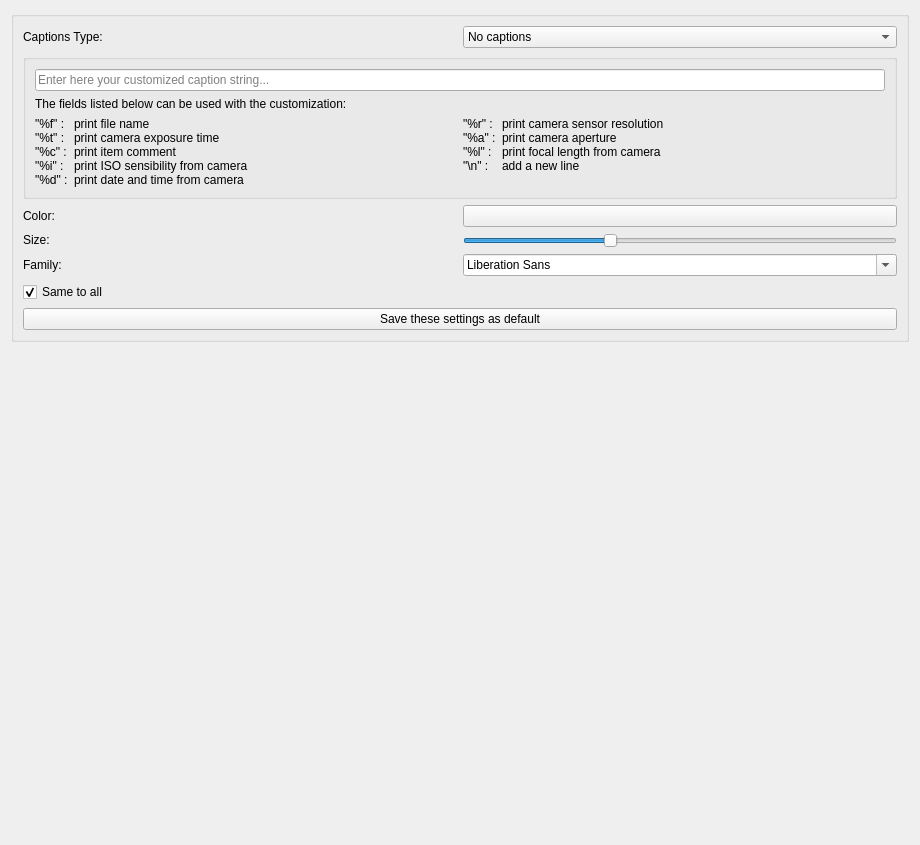
Qt form utilities/assistants/printcreator/ui/advprintcaptionpage.ui (KDE/digikam) before a commit.
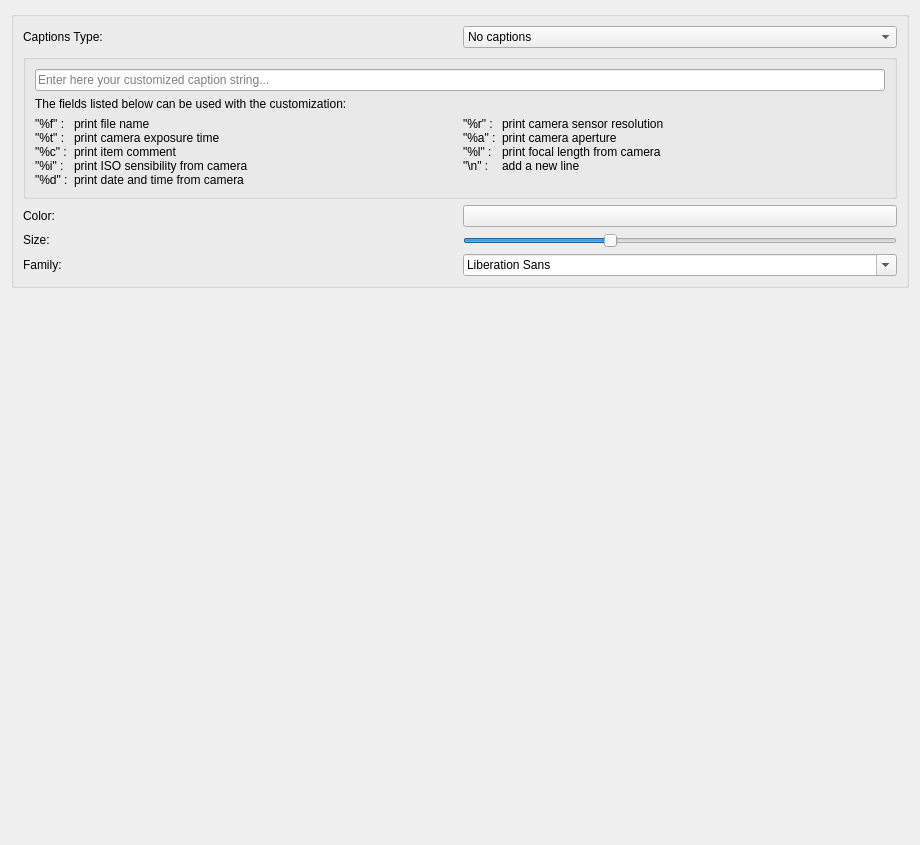
The same form after that commit. Custom widgets are drawn as their Qt base class.

Commit message: Remove Same to All option. This will be the default mode now, as customization of caption for each image do not work. Same the settings when caption page is validated. BUGS: 233970 FIXED-IN: 5.7.0

Diff of the .ui file:
```diff
--- a/utilities/assistants/printcreator/ui/advprintcaptionpage.ui
+++ b/utilities/assistants/printcreator/ui/advprintcaptionpage.ui
@@ -280,28 +280,10 @@
              </layout>
             </item>
             <item>
-             <layout class="QHBoxLayout" name="horizontalLayout_4">
-              <item>
-               <widget class="QCheckBox" name="m_sameCaption">
-                <property name="text">
-                 <string>Same to all</string>
-                </property>
-                <property name="checked">
-                 <bool>true</bool>
-                </property>
-               </widget>
-              </item>
-             </layout>
+             <layout class="QHBoxLayout" name="horizontalLayout_4"/>
             </item>
            </layout>
           </item>
-          <item>
-           <widget class="QPushButton" name="m_setDefault">
-            <property name="text">
-             <string>Save these settings as default</string>
-            </property>
-           </widget>
-          </item>
          </layout>
         </item>
        </layout>
```
The commit also changes 4 other files.
